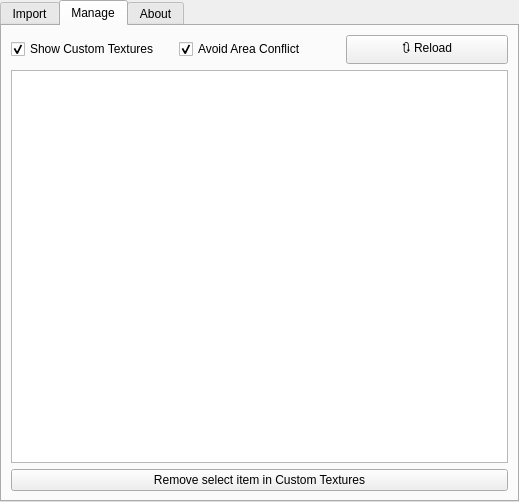
This is plugins/NebulaTextures/src/gui/nebulaTexturesDialog.ui in Stellarium/stellarium as Qt 5 draws it before an edit. The edited form follows.
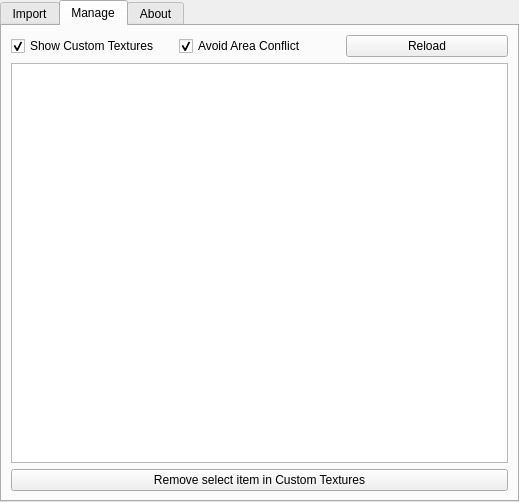
This is the edited form. The open tabs and pages were chosen to show the change. Custom widgets are drawn as their Qt base class.

Commit message: platesolver out-timer, remove reload icon

What changed in the file:
```diff
--- a/plugins/NebulaTextures/src/gui/nebulaTexturesDialog.ui
+++ b/plugins/NebulaTextures/src/gui/nebulaTexturesDialog.ui
@@ -559,7 +559,7 @@
            <item>
             <widget class="QPushButton" name="reloadButton">
              <property name="text">
-              <string>🔃 Reload</string>
+              <string>Reload</string>
              </property>
             </widget>
            </item>
```
The commit also changes 1 other file.
